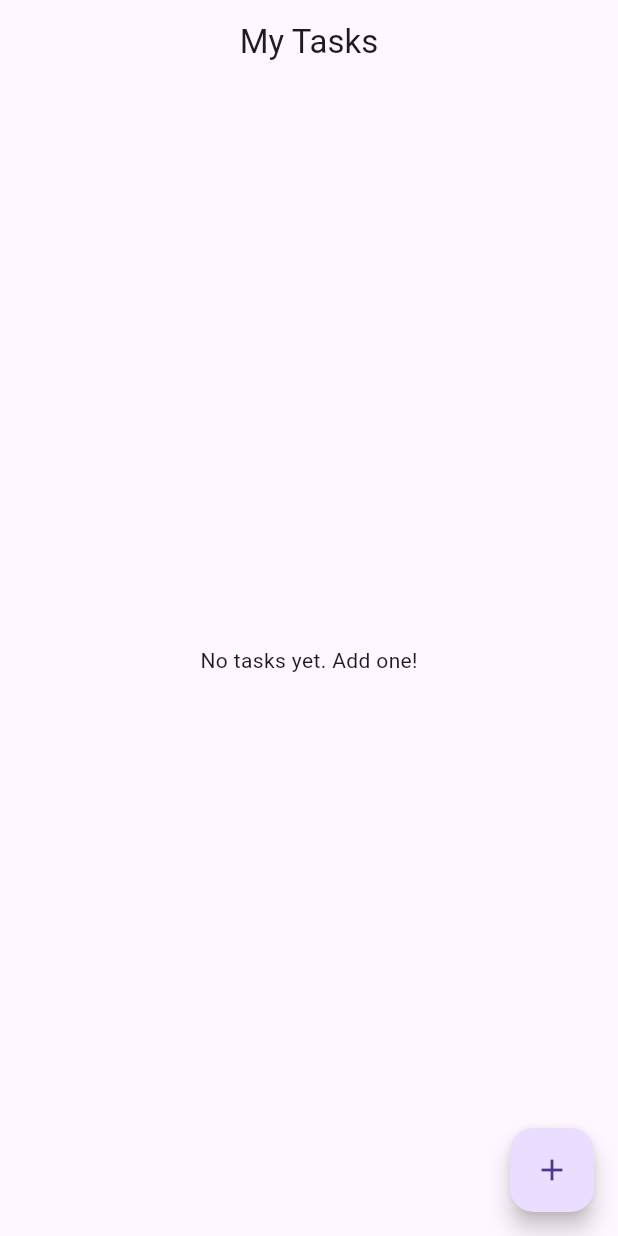
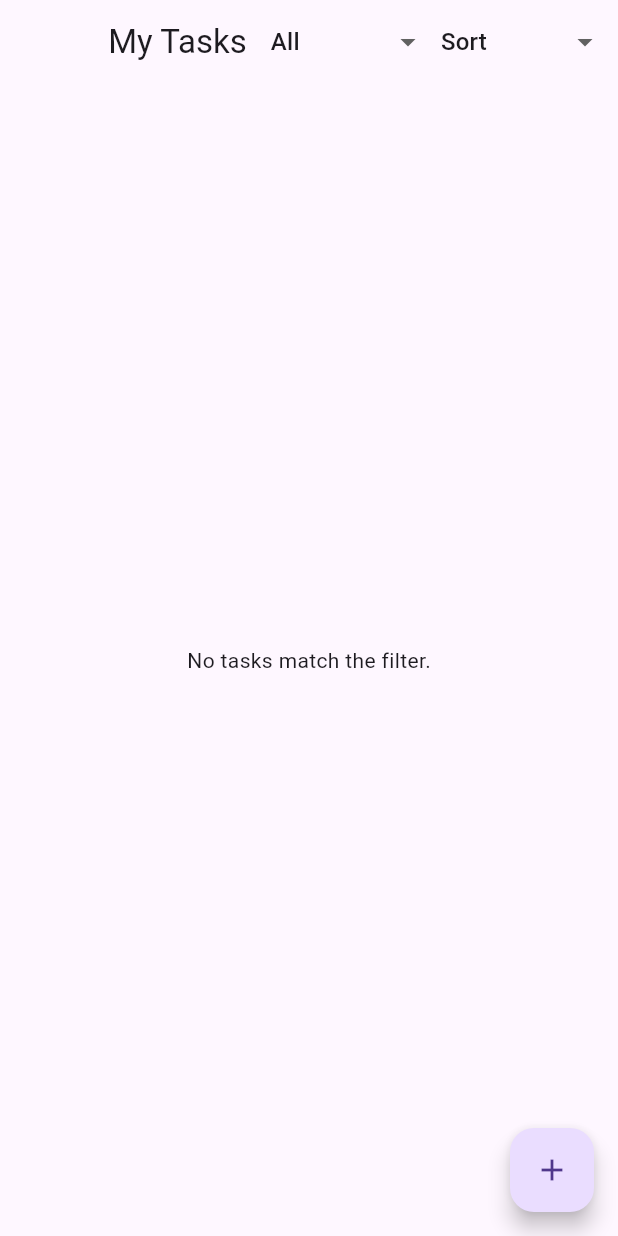
Before and after one commit to Numan-sheikh/to_do_list, a Flutter app: the screen it shows after launch, on a phone screen of 412 x 824 dp. Run offline on Flutter 3.47's test engine with Material 3 defaults, Android fonts, the phone set to English and light mode, and no system bars.

Commit message:
ADDED shorting in the home screen for the task tile

```diff
--- a/lib/screens/home_screen.dart
+++ b/lib/screens/home_screen.dart
@@ -12,6 +12,16 @@ class HomeScreen extends StatefulWidget {
 
 class _HomeScreenState extends State<HomeScreen> {
   List<Task> taskList = [];
+  List<Task> filteredTasks = [];
+
+  String selectedFilter = 'All';
+  String selectedSort = 'None';
+
+  @override
+  void initState() {
+    super.initState();
+    filteredTasks = List.from(taskList);
+  }
 
   void _openTaskForm() {
     showModalBottomSheet(
@@ -33,8 +43,9 @@ class _HomeScreenState extends State<HomeScreen> {
               );
               setState(() {
                 taskList.add(newTask);
+                _applyFiltersAndSorting(); // Refresh list
               });
-              Navigator.pop(context); // ✅ ONLY HERE
+              Navigator.pop(context);
             },
           ),
         );
@@ -44,14 +55,51 @@ class _HomeScreenState extends State<HomeScreen> {
 
   void _toggleCompletion(int index, bool? value) {
     setState(() {
-      taskList[index].isCompleted = value ?? false;
+      filteredTasks[index].isCompleted = value ?? false;
+      int originalIndex = taskList.indexOf(filteredTasks[index]);
+      taskList[originalIndex].isCompleted = value ?? false;
+      _applyFiltersAndSorting();
     });
   }
 
   void _deleteTask(int index) {
     setState(() {
-      taskList.removeAt(index);
+      taskList.remove(filteredTasks[index]);
+      _applyFiltersAndSorting();
     });
+  }
+
+  void _applyFiltersAndSorting() {
+    // Start with full list
+    List<Task> updatedList = List.from(taskList);
+
+    // Filtering
+    if (selectedFilter == 'Completed') {
+      updatedList = updatedList.where((task) => task.isCompleted).toList();
+    } else if (selectedFilter == 'Pending') {
+      updatedList = updatedList.where((task) => !task.isCompleted).toList();
+    } else if (selectedFilter != 'All') {
+      updatedList = updatedList.where((task) => task.category == selectedFilter).toList();
+    }
+
+    // Sorting
+    if (selectedSort == 'Due Date') {
+      updatedList.sort((a, b) => a.dueDate.compareTo(b.dueDate));
+    } else if (selectedSort == 'Category') {
+      updatedList.sort((a, b) => a.category.compareTo(b.category));
+    } else if (selectedSort == 'Completion') {
+      updatedList.sort((a, b) => a.isCompleted ? 1 : -1);
+    }
+
+    setState(() {
+      filteredTasks = updatedList;
+    });
+  }
+
+  List<String> getAvailableCategories() {
+    final categories = taskList.map((task) => task.category).toSet().toList();
+    categories.sort();
+    return categories;
   }
 
   @override
@@ -60,13 +108,58 @@ class _HomeScreenState extends State<HomeScreen> {
       appBar: AppBar(
         title: const Text('My Tasks'),
         centerTitle: true,
+        actions: [
+          // Filter Dropdown
+          DropdownButton<String>(
+            value: selectedFilter,
+            underline: const SizedBox(),
+            onChanged: (value) {
+              if (value != null) {
+                setState(() {
+                  selectedFilter = value;
+                  _applyFiltersAndSorting();
+                });
+              }
+            },
+            items: [
+              const DropdownMenuItem(value: 'All', child: Text('All')),
+              const DropdownMenuItem(value: 'Completed', child: Text('Completed')),
+              const DropdownMenuItem(value: 'Pending', child: Text('Pending')),
+              ...getAvailableCategories().map(
+                (category) => DropdownMenuItem(value: category, child: Text(category)),
+              ),
+            ],
+          ),
+          const SizedBox(width: 10),
+
+          // Sort Dropdown
+          DropdownButton<String>(
+            value: selectedSort,
+            underline: const SizedBox(),
+            onChanged: (value) {
+              if (value != null) {
+                setState(() {
+                  selectedSort = value;
+                  _applyFiltersAndSorting();
+                });
+              }
+            },
+            items: const [
+              DropdownMenuItem(value: 'None', child: Text('Sort')),
+              DropdownMenuItem(value: 'Due Date', child: Text('Due Date')),
+              DropdownMenuItem(value: 'Category', child: Text('Category')),
+              DropdownMenuItem(value: 'Completion', child: Text('Completion')),
+            ],
+          ),
+          const SizedBox(width: 10),
+        ],
       ),
-      body: taskList.isEmpty
-          ? const Center(child: Text("No tasks yet. Add one!"))
+      body: filteredTasks.isEmpty
+          ? const Center(child: Text("No tasks match the filter."))
           : ListView.builder(
-              itemCount: taskList.length,
+              itemCount: filteredTasks.length,
               itemBuilder: (context, index) {
-                final task = taskList[index];
+                final task = filteredTasks[index];
                 return TaskTile(
                   task: task,
                   onChanged: (value) => _toggleCompletion(index, value),
```
Also changed, not shown: 4 other files.
